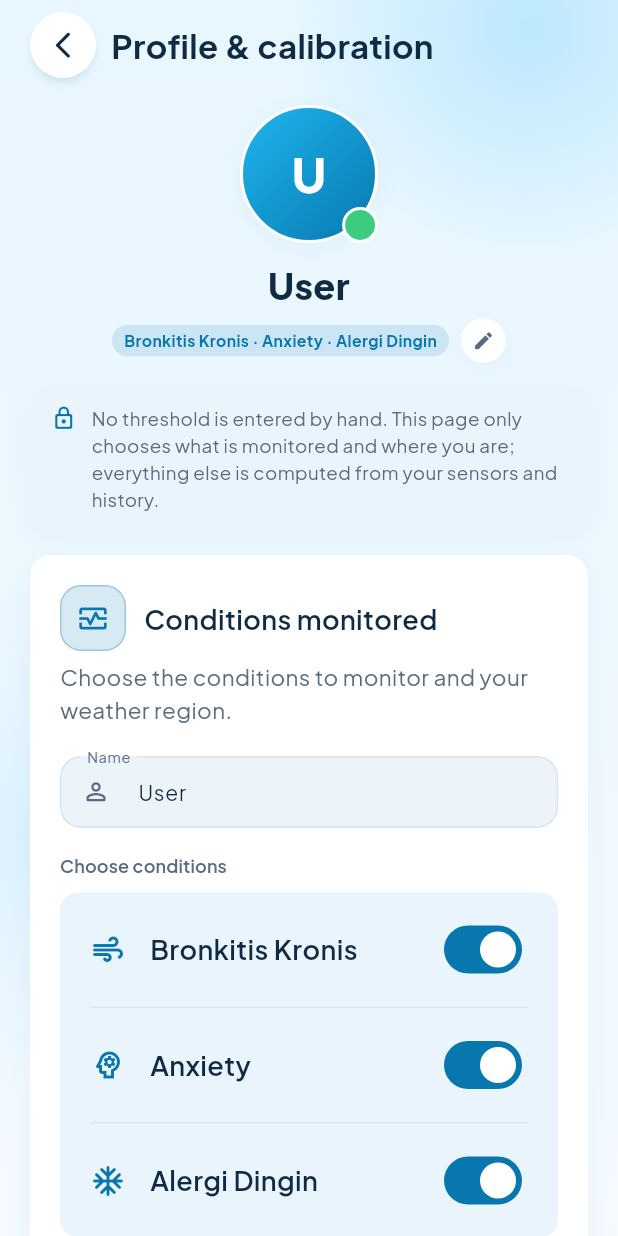
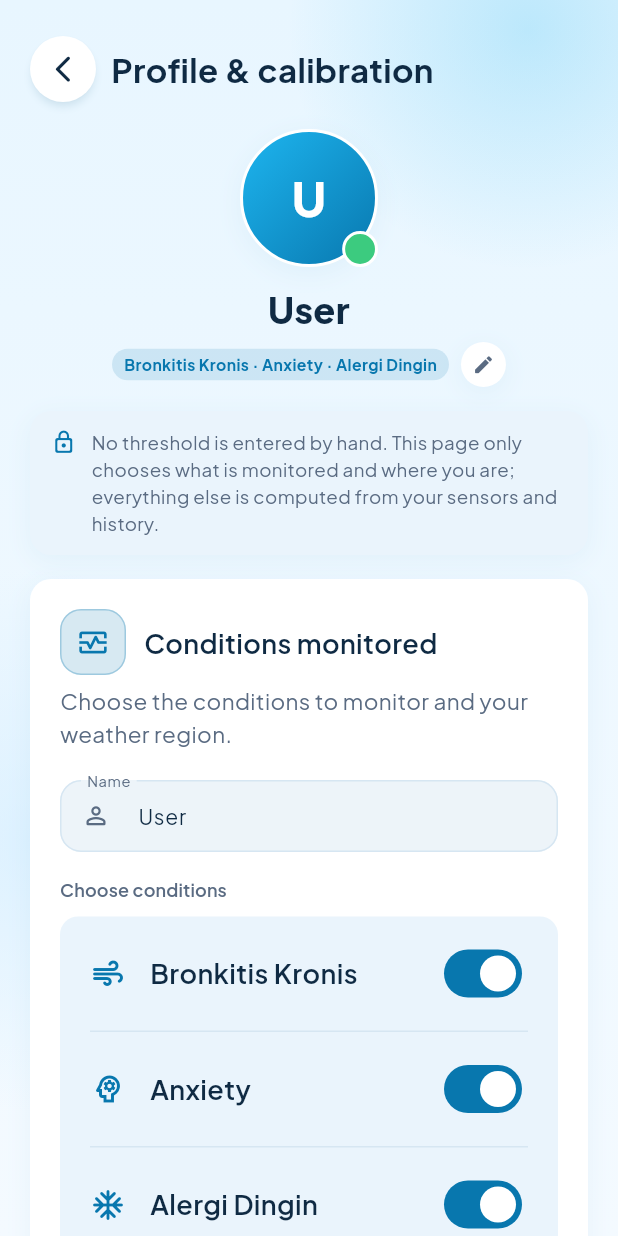
Before and after one commit to ideanica/freeair, a Flutter app: the ProfileScreen screen opened by its route, on a phone screen of 412 x 824 dp. Run offline on Flutter 3.47's test engine with Material 3 defaults, Android fonts, the phone set to English and light mode, and no system bars; our stand-ins replace flutter_local_notifications, shared_preferences, sqflite, timezone; missing offline and left inert: health_connector; accounts and stored records are empty.

Commit message:
Increase page heading top spacing

```diff
--- a/lib/screens/profile_screen.dart
+++ b/lib/screens/profile_screen.dart
@@ -173,7 +173,7 @@ class _ProfileScreenState extends State<ProfileScreen> {
       body: ListView(
         padding: EdgeInsets.fromLTRB(
           20,
-          MediaQuery.paddingOf(context).top + 8,
+          MediaQuery.paddingOf(context).top + 24,
           20,
           AppLayout.bawahKonten(context),
         ),
```
